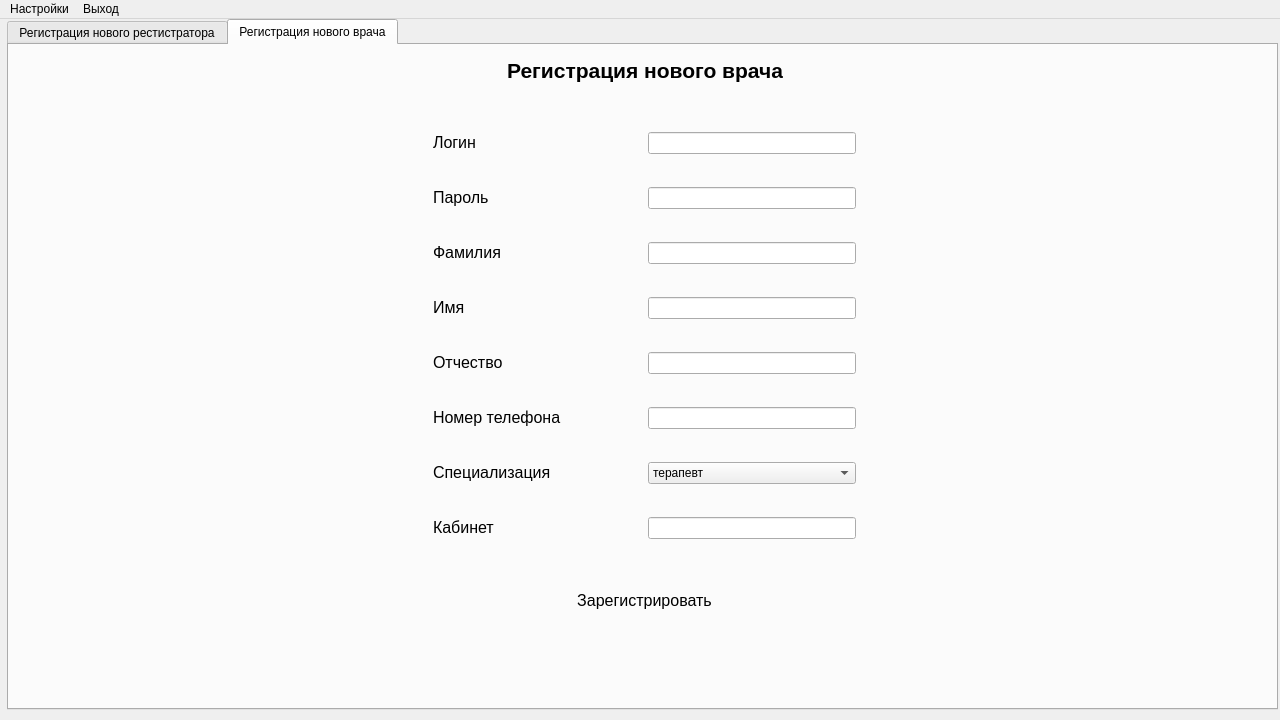
This is 6th-semester/software-architecture/src/client/View/ApplicationViewUi.ui in theseChains/uni-assignments as Qt 5 draws it before an edit. The edited form follows.
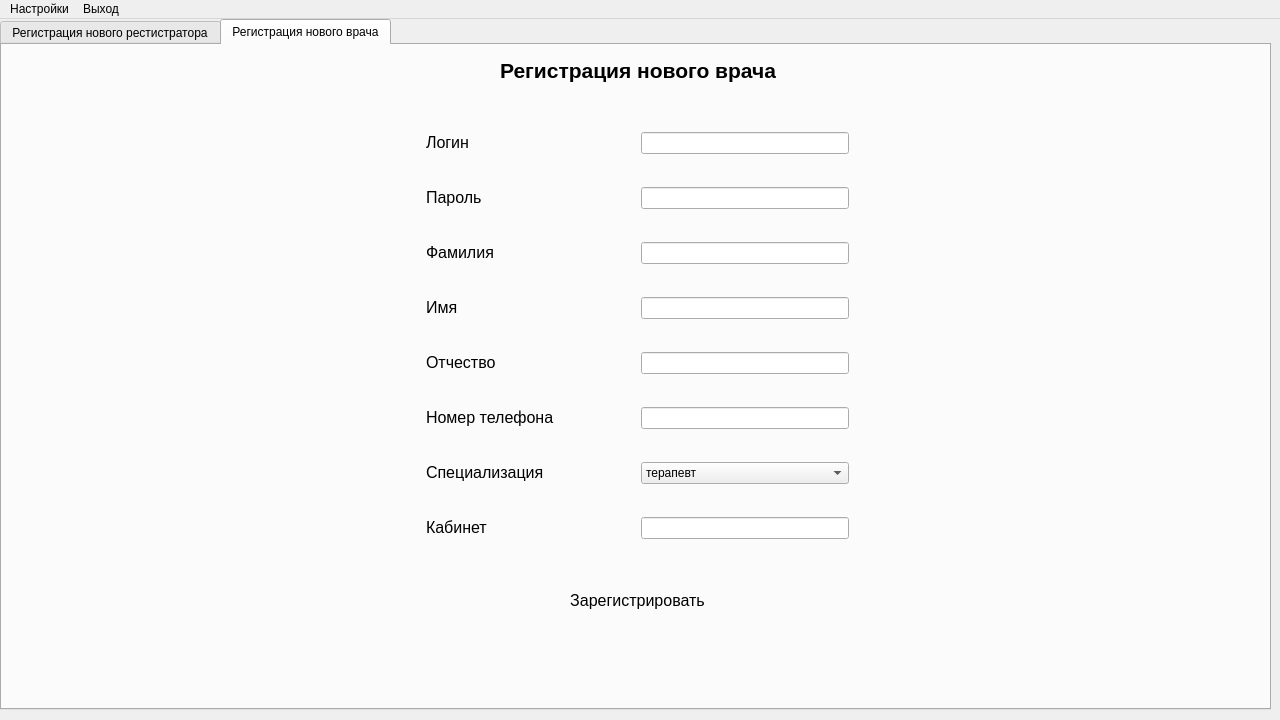
This is the edited form.

```diff
--- a/6th-semester/software-architecture/src/client/View/ApplicationViewUi.ui
+++ b/6th-semester/software-architecture/src/client/View/ApplicationViewUi.ui
@@ -17,7 +17,7 @@
    <widget class="QStackedWidget" name="UserStackedWidget">
     <property name="geometry">
      <rect>
-      <x>7</x>
+      <x>0</x>
       <y>0</y>
       <width>1280</width>
       <height>720</height>
```
